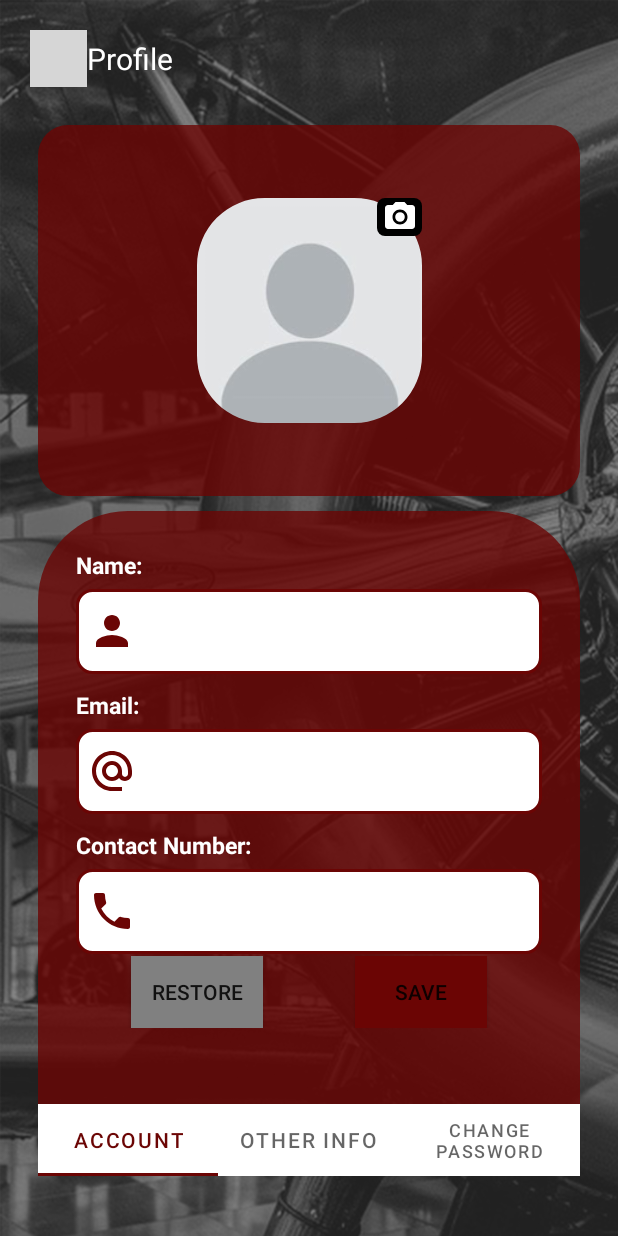
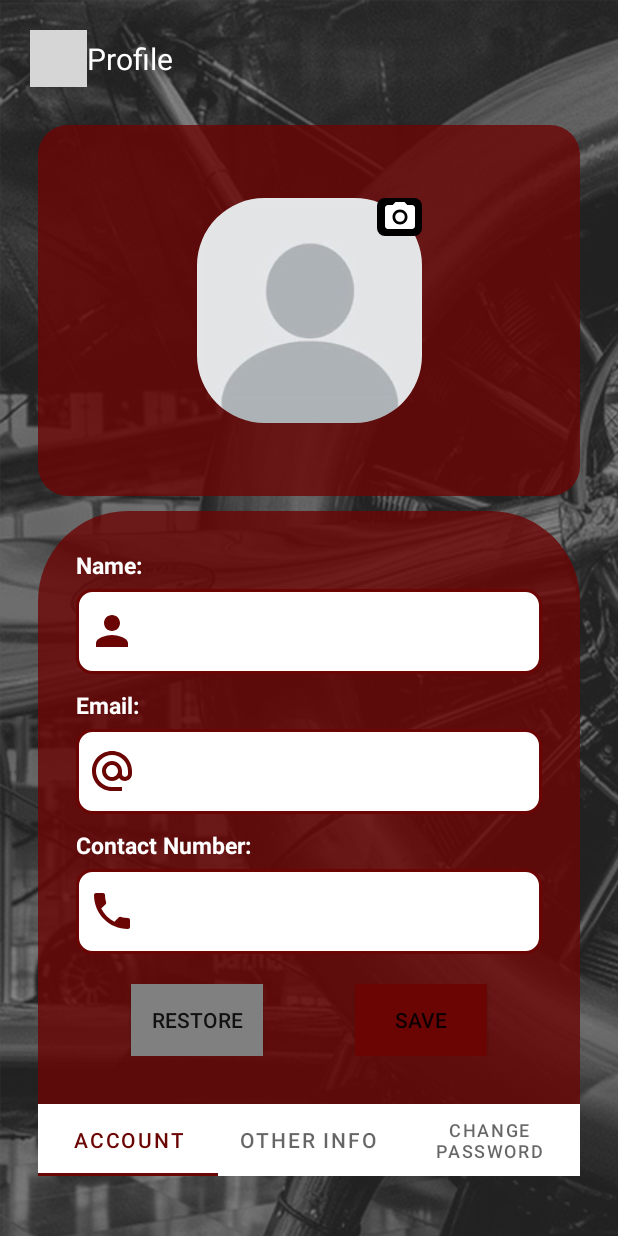
Before and after one commit to Gentskie/MechWare, an Android app: the AccountFrag screen opened directly, with no data from a screen before it, on a phone screen of 412 x 824 dp. Run offline under Robolectric (Android 15) with nearby library versions, the phone set to English and light mode, and no system bars; our stand-ins replace Firebase (no records; nobody signed in at launch, a user with empty details on screens opened directly), Picasso; libraries missing offline, so code that uses them is left out: com.theartofdev.edmodo; 4 statements that could not run were skipped; grey boxes are pictures that could not be loaded.

Commit message:
Fix some Bugs

```diff
--- a/app/src/main/java/com/example/mechware/aircraft_logbook.java
+++ b/app/src/main/java/com/example/mechware/aircraft_logbook.java
@@ -22,6 +22,7 @@ import android.widget.Button;
 import android.widget.ImageButton;
 import android.widget.ImageView;
 import android.widget.TextView;
+import android.widget.Toast;
 
 import com.example.mechware.Helper.AircraftRecordHelper;
 import com.example.mechware.Helper.DropdownHelper;
@@ -167,6 +168,11 @@ public class aircraft_logbook extends AppCompatActivity {
     }
 
     public void dropdownDialogFunction(Class FormClass){
+
+        if(list_of_items.size() == 0){
+            Toast.makeText(this, "No Aircraft Records to select", Toast.LENGTH_SHORT).show();
+            return;
+        }
         //initialize pop up dialog
         dropdown_dialog.setContentView(R.layout.dropdown_dialog_layout);
         confirm = dropdown_dialog.findViewById(R.id.btn_confirm);
--- a/app/src/main/java/com/example/mechware/engine_logbook.java
+++ b/app/src/main/java/com/example/mechware/engine_logbook.java
@@ -15,6 +15,7 @@ import android.widget.ArrayAdapter;
 import android.widget.AutoCompleteTextView;
 import android.widget.Button;
 import android.widget.ImageButton;
+import android.widget.Toast;
 
 import com.example.mechware.Helper.DropdownHelper;
 import com.example.mechware.Helper.EngineRecordHelper;
@@ -122,7 +123,10 @@ public class engine_logbook extends AppCompatActivity {
     }
 
     public void dropdownDialogFunction(Class FormClass){
-
+        if(list_of_items.size() == 0){
+            Toast.makeText(this, "No Engine Records to select", Toast.LENGTH_SHORT).show();
+            return;
+        }
         //initialize pop up dialog
         dropdown_dialog.setContentView(R.layout.dropdown_dialog_layout);
         confirm = dropdown_dialog.findViewById(R.id.btn_confirm);
--- a/app/src/main/java/com/example/mechware/propeller_logbook.java
+++ b/app/src/main/java/com/example/mechware/propeller_logbook.java
@@ -15,6 +15,7 @@ import android.widget.ArrayAdapter;
 import android.widget.AutoCompleteTextView;
 import android.widget.Button;
 import android.widget.ImageButton;
+import android.widget.Toast;
 
 import com.example.mechware.Helper.DropdownHelper;
 import com.example.mechware.Helper.PropellerRecordHelper;
@@ -117,7 +118,10 @@ public class propeller_logbook extends AppCompatActivity {
     }
 
     public void dropdownDialogFunction(Class FormClass){
-
+        if(list_of_items.size() == 0){
+            Toast.makeText(this, "No Propeller Records to select", Toast.LENGTH_SHORT).show();
+            return;
+        }
         //initialize pop up dialog
         dropdown_dialog.setContentView(R.layout.dropdown_dialog_layout);
         confirm = dropdown_dialog.findViewById(R.id.btn_confirm);
--- a/app/src/main/res/layout/activity_home_page.xml
+++ b/app/src/main/res/layout/activity_home_page.xml
@@ -53,7 +53,7 @@
                 android:id="@+id/textView7"
                 android:layout_width="wrap_content"
                 android:layout_height="wrap_content"
-                android:text="consectetur adipiscing elit, sed do eidsmod tempor"
+                android:text=""
                 android:textColor="@color/blue_ish"
                 app:layout_constraintEnd_toEndOf="parent"
                 app:layout_constraintStart_toStartOf="parent"
--- a/app/src/main/res/layout/fragment_account.xml
+++ b/app/src/main/res/layout/fragment_account.xml
@@ -118,20 +118,14 @@
 
     </com.google.android.material.textfield.TextInputLayout>
 
-    <androidx.constraintlayout.widget.Guideline
-        android:id="@+id/button_guide"
-        android:layout_width="wrap_content"
-        android:layout_height="wrap_content"
-        app:layout_constraintGuide_percent="0.75"
-        android:orientation="horizontal"/>
-
     <androidx.constraintlayout.widget.ConstraintLayout
         android:id="@+id/button_layout"
         android:layout_width="match_parent"
         android:layout_height="wrap_content"
+        android:layout_marginTop="20dp"
         app:layout_constraintStart_toStartOf="parent"
         app:layout_constraintEnd_toEndOf="parent"
-        app:layout_constraintTop_toBottomOf="@+id/button_guide">
+        app:layout_constraintTop_toBottomOf="@+id/contact_layout">
 
         <androidx.appcompat.widget.AppCompatButton
             android:id="@+id/restore_btn"
```
